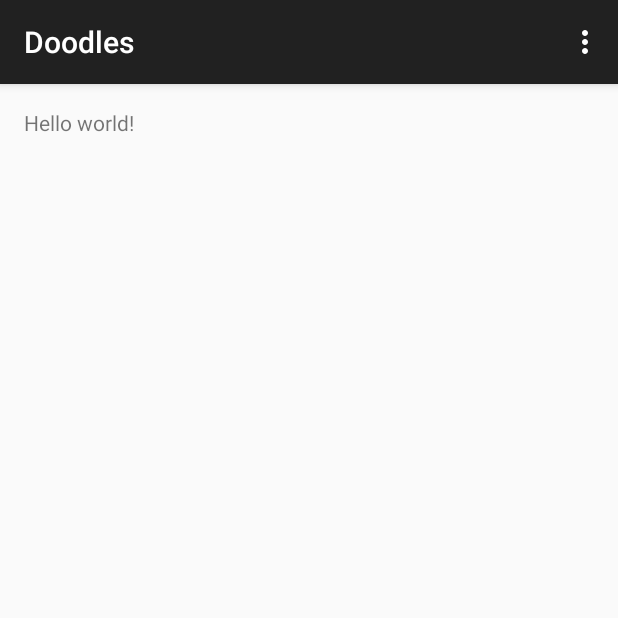
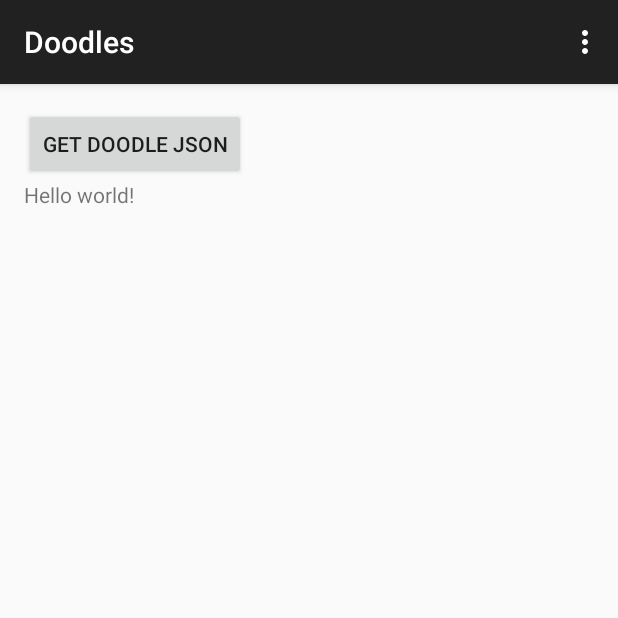
Before and after one commit to atimothee/google-doodles-android, an Android app: the screen it shows after launch (MainActivity), on a phone screen of 412 x 824 dp, the top half of it. Run offline under Robolectric (Android 15) with nearby library versions, the phone set to English and light mode, and no system bars.

Commit message:
Json Retrival

```diff
--- a/app/src/main/AndroidManifest.xml
+++ b/app/src/main/AndroidManifest.xml
@@ -1,7 +1,7 @@
 <?xml version="1.0" encoding="utf-8"?>
 <manifest xmlns:android="http://schemas.android.com/apk/res/android"
     package="io.github.atimothee.doodles" >
-
+    <uses-permission android:name="android.permission.INTERNET"></uses-permission>
     <application
         android:allowBackup="true"
         android:icon="@drawable/ic_launcher"
--- /dev/null
+++ b/app/src/main/java/io/github/atimothee/doodles/DoodleRequestListener.java
@@ -0,0 +1,12 @@
+package io.github.atimothee.doodles;
+
+/**
+ * Created by CrowdStar on 3/2/2015.
+ */
+public interface DoodleRequestListener {
+
+    public void onSuccess(String JsonString);
+
+    public void onFailed();
+
+}
--- a/app/src/main/java/io/github/atimothee/doodles/MainActivity.java
+++ b/app/src/main/java/io/github/atimothee/doodles/MainActivity.java
@@ -10,6 +10,11 @@ import android.view.MenuItem;
 import android.view.View;
 import android.view.ViewGroup;
 import android.os.Build;
+import android.widget.Button;
+import android.widget.TextView;
+import android.widget.Toast;
+
+import java.util.Calendar;
 
 
 public class MainActivity extends ActionBarActivity {
@@ -48,10 +53,12 @@ public class MainActivity extends ActionBarActivity {
         return super.onOptionsItemSelected(item);
     }
 
+
     /**
      * A placeholder fragment containing a simple view.
      */
-    public static class PlaceholderFragment extends Fragment {
+    public static class PlaceholderFragment extends Fragment implements DoodleRequestListener {
+        TextView textView;
 
         public PlaceholderFragment() {
         }
@@ -60,7 +67,27 @@ public class MainActivity extends ActionBarActivity {
         public View onCreateView(LayoutInflater inflater, ViewGroup container,
                                  Bundle savedInstanceState) {
             View rootView = inflater.inflate(R.layout.fragment_main, container, false);
+            textView = (TextView) rootView.findViewById(R.id.textView);
+            // adding action to the get doodle info button
+            rootView.findViewById(R.id.button).setOnClickListener(new View.OnClickListener() {
+                @Override
+                public void onClick(View v) {
+                    String year = "" + Calendar.getInstance().get(Calendar.YEAR);//get the current  year from system date
+                    String month = "" + Calendar.getInstance().get(Calendar.MONTH);// get current month from system date
+                    new DoodleInfo(PlaceholderFragment.this, year, month).execute();// call the doodle info class to make request to the server to fetch json string from google doodle page
+                }
+            });
             return rootView;
+        }
+
+        @Override
+        public void onSuccess(String JsonString) {
+            textView.setText(JsonString);// when request to the server is successfull, it output a jsonstring.
+        }
+
+        @Override
+        public void onFailed() {
+            Toast.makeText(getActivity(), "Failed", Toast.LENGTH_LONG).show();// display a toast in case of failure
         }
     }
 }
--- a/app/src/main/res/layout/fragment_main.xml
+++ b/app/src/main/res/layout/fragment_main.xml
@@ -1,12 +1,31 @@
 <RelativeLayout xmlns:android="http://schemas.android.com/apk/res/android"
-    xmlns:tools="http://schemas.android.com/tools" android:layout_width="match_parent"
-    android:layout_height="match_parent" android:paddingLeft="@dimen/activity_horizontal_margin"
+    xmlns:tools="http://schemas.android.com/tools"
+    android:layout_width="match_parent"
+    android:layout_height="match_parent"
+    android:paddingLeft="@dimen/activity_horizontal_margin"
     android:paddingRight="@dimen/activity_horizontal_margin"
     android:paddingTop="@dimen/activity_vertical_margin"
     android:paddingBottom="@dimen/activity_vertical_margin"
     tools:context=".MainActivity$PlaceholderFragment">
 
-    <TextView android:text="@string/hello_world" android:layout_width="wrap_content"
+    <Button
+        android:gravity="center"
+        android:id="@id/button"
+        android:text="@string/button"
+        android:layout_width="wrap_content"
         android:layout_height="wrap_content" />
 
+    <ScrollView
+        android:layout_below="@id/button"
+        android:layout_width="match_parent"
+        android:layout_height="wrap_content">
+
+        <TextView
+            android:id="@id/textView"
+            android:text="@string/hello_world"
+            android:layout_width="wrap_content"
+            android:layout_height="wrap_content" />
+    </ScrollView>
+
+
 </RelativeLayout>
--- /dev/null
+++ b/app/src/main/res/values/ids.xml
@@ -0,0 +1,7 @@
+<?xml version="1.0" encoding="utf-8"?>
+<resources>
+    <item name="button" type="id"></item>
+    <item name="textView" type="id"></item>
+    <item name="scrollView" type="id"></item>
+
+</resources>
--- a/app/src/main/res/values/strings.xml
+++ b/app/src/main/res/values/strings.xml
@@ -4,5 +4,6 @@
     <string name="app_name">Doodles</string>
     <string name="hello_world">Hello world!</string>
     <string name="action_settings">Settings</string>
+    <string name="button">Get Doodle Json</string>
 
 </resources>
```
Also changed, not shown: app/src/main/java/io/github/atimothee/doodles/DoodleInfo.java (added, +58 -0 lines), app/src/main/java/io/github/atimothee/doodles/ServerConstant.java (added, +8 -0 lines), 2 other files.
